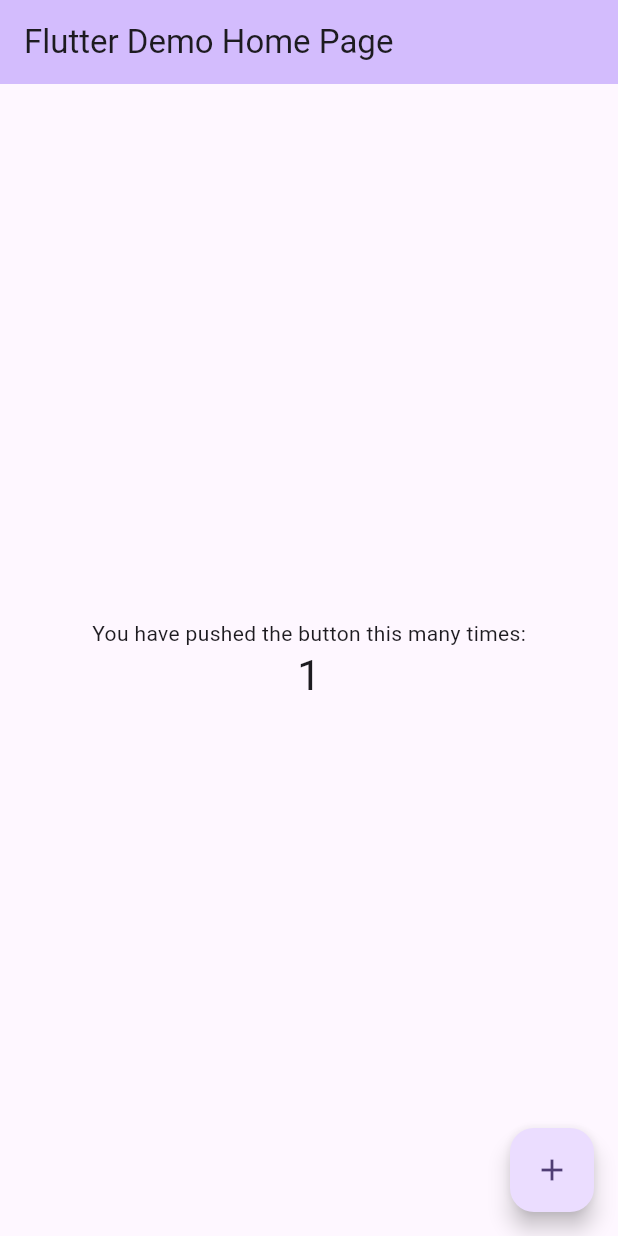
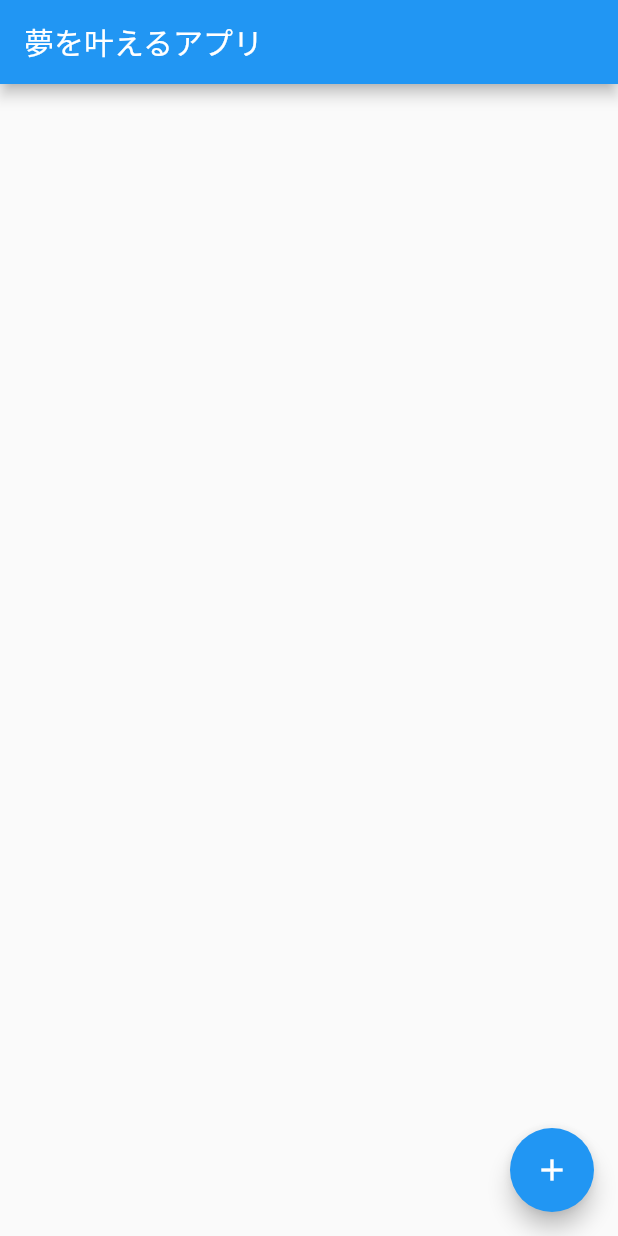
Before and after one commit to sugijotaro/dream_comes_true, a Flutter app: the screen it shows after launch, after a tap on the "add" icon, on a phone screen of 412 x 824 dp. Run offline on Flutter 3.47's test engine with Material 2 defaults, Android fonts, the phone set to English and light mode, and no system bars; our stand-ins replace cloud_firestore, firebase_core; accounts and stored records are empty; network calls fail; statements that could not run were skipped.

Commit message:
必要ファイルを作成

```diff
--- a/lib/main.dart
+++ b/lib/main.dart
@@ -1,125 +1,25 @@
 import 'package:flutter/material.dart';
+import 'package:firebase_core/firebase_core.dart';
+import 'views/home_page.dart';
+import 'firebase_options.dart';
 
-void main() {
-  runApp(const MyApp());
+void main() async {
+  WidgetsFlutterBinding.ensureInitialized();
+  await Firebase.initializeApp(
+    options: DefaultFirebaseOptions.currentPlatform,
+  );
+  runApp(MyApp());
 }
 
 class MyApp extends StatelessWidget {
-  const MyApp({super.key});
-
-  // This widget is the root of your application.
   @override
   Widget build(BuildContext context) {
     return MaterialApp(
-      title: 'Flutter Demo',
+      title: '夢を叶えるアプリ',
       theme: ThemeData(
-        // This is the theme of your application.
-        //
-        // TRY THIS: Try running your application with "flutter run". You'll see
-        // the application has a blue toolbar. Then, without quitting the app,
-        // try changing the seedColor in the colorScheme below to Colors.green
-        // and then invoke "hot reload" (save your changes or press the "hot
-        // reload" button in a Flutter-supported IDE, or press "r" if you used
-        // the command line to start the app).
-        //
-        // Notice that the counter didn't reset back to zero; the application
-        // state is not lost during the reload. To reset the state, use hot
-        // restart instead.
-        //
-        // This works for code too, not just values: Most code changes can be
-        // tested with just a hot reload.
-        colorScheme: ColorScheme.fromSeed(seedColor: Colors.deepPurple),
-        useMaterial3: true,
+        primarySwatch: Colors.blue,
       ),
-      home: const MyHomePage(title: 'Flutter Demo Home Page'),
+      home: HomePage(),
     );
   }
 }
-
-class MyHomePage extends StatefulWidget {
-  const MyHomePage({super.key, required this.title});
-
-  // This widget is the home page of your application. It is stateful, meaning
-  // that it has a State object (defined below) that contains fields that affect
-  // how it looks.
-
-  // This class is the configuration for the state. It holds the values (in this
-  // case the title) provided by the parent (in this case the App widget) and
-  // used by the build method of the State. Fields in a Widget subclass are
-  // always marked "final".
-
-  final String title;
-
-  @override
-  State<MyHomePage> createState() => _MyHomePageState();
-}
-
-class _MyHomePageState extends State<MyHomePage> {
-  int _counter = 0;
-
-  void _incrementCounter() {
-    setState(() {
-      // This call to setState tells the Flutter framework that something has
-      // changed in this State, which causes it to rerun the build method below
-      // so that the display can reflect the updated values. If we changed
-      // _counter without calling setState(), then the build method would not be
-      // called again, and so nothing would appear to happen.
-      _counter++;
-    });
-  }
-
-  @override
-  Widget build(BuildContext context) {
-    // This method is rerun every time setState is called, for instance as done
-    // by the _incrementCounter method above.
-    //
-    // The Flutter framework has been optimized to make rerunning build methods
-    // fast, so that you can just rebuild anything that needs updating rather
-    // than having to individually change instances of widgets.
-    return Scaffold(
-      appBar: AppBar(
-        // TRY THIS: Try changing the color here to a specific color (to
-        // Colors.amber, perhaps?) and trigger a hot reload to see the AppBar
-        // change color while the other colors stay the same.
-        backgroundColor: Theme.of(context).colorScheme.inversePrimary,
-        // Here we take the value from the MyHomePage object that was created by
-        // the App.build method, and use it to set our appbar title.
-        title: Text(widget.title),
-      ),
-      body: Center(
-        // Center is a layout widget. It takes a single child and positions it
-        // in the middle of the parent.
-        child: Column(
-          // Column is also a layout widget. It takes a list of children and
-          // arranges them vertically. By default, it sizes itself to fit its
-          // children horizontally, and tries to be as tall as its parent.
-          //
-          // Column has various properties to control how it sizes itself and
-          // how it positions its children. Here we use mainAxisAlignment to
-          // center the children vertically; the main axis here is the vertical
-          // axis because Columns are vertical (the cross axis would be
-          // horizontal).
-          //
-          // TRY THIS: Invoke "debug painting" (choose the "Toggle Debug Paint"
-          // action in the IDE, or press "p" in the console), to see the
-          // wireframe for each widget.
-          mainAxisAlignment: MainAxisAlignment.center,
-          children: <Widget>[
-            const Text(
-              'You have pushed the button this many times:',
-            ),
-            Text(
-              '$_counter',
-              style: Theme.of(context).textTheme.headlineMedium,
-            ),
-          ],
-        ),
-      ),
-      floatingActionButton: FloatingActionButton(
-        onPressed: _incrementCounter,
-        tooltip: 'Increment',
-        child: const Icon(Icons.add),
-      ), // This trailing comma makes auto-formatting nicer for build methods.
-    );
-  }
-}
--- /dev/null
+++ b/lib/models/post.dart
@@ -0,0 +1,15 @@
+class Post {
+  final String memberId;
+  final String wish;
+  final String originalImageUrl;
+  final String fulfilledImageUrl;
+  final DateTime postedDate;
+
+  Post({
+    required this.memberId,
+    required this.wish,
+    required this.originalImageUrl,
+    required this.fulfilledImageUrl,
+    required this.postedDate,
+  });
+}
--- /dev/null
+++ b/lib/services/firebase_service.dart
@@ -0,0 +1,14 @@
+import 'package:cloud_firestore/cloud_firestore.dart';
+import 'package:dream_comes_true/models/post.dart';
+
+class FirebaseService {
+  final FirebaseFirestore _firestore = FirebaseFirestore.instance;
+
+  List<Post> getPosts() {
+    // Firebaseからデータを取得してPostモデルのリストとして返すロジック
+    // この例は仮の実装です
+    return [];
+  }
+
+  // その他、投稿の保存や更新などのメソッドを追加
+}
--- /dev/null
+++ b/lib/viewmodels/home_viewmodel.dart
@@ -0,0 +1,8 @@
+import 'package:dream_comes_true/models/post.dart';
+import 'package:dream_comes_true/services/firebase_service.dart';
+
+class HomeViewModel {
+  final FirebaseService _firebaseService = FirebaseService();
+
+  List<Post> get posts => _firebaseService.getPosts(); // 仮の実装です
+}
--- /dev/null
+++ b/lib/views/home_page.dart
@@ -0,0 +1,29 @@
+import 'package:flutter/material.dart';
+import 'package:dream_comes_true/viewmodels/home_viewmodel.dart';
+import 'package:dream_comes_true/widgets/post_list_item.dart';
+
+class HomePage extends StatelessWidget {
+  @override
+  Widget build(BuildContext context) {
+    // ViewModelを使ってデータを取得
+    // (ProviderやRiverpodを使ってインスタンス化・取得)
+    final viewModel = HomeViewModel();
+
+    return Scaffold(
+      appBar: AppBar(title: Text("夢を叶えるアプリ")),
+      body: ListView.builder(
+        itemCount: viewModel.posts.length,
+        itemBuilder: (context, index) {
+          final post = viewModel.posts[index];
+          return PostListItem(post: post);
+        },
+      ),
+      floatingActionButton: FloatingActionButton(
+        onPressed: () {
+          // 新しい投稿画面へ遷移
+        },
+        child: Icon(Icons.add),
+      ),
+    );
+  }
+}
```
Also changed, not shown: lib/views/new_post_page.dart (added, +30 -0 lines), lib/views/post_details_page.dart (added, +22 -0 lines), lib/widgets/post_list_item.dart (added, +18 -0 lines), pubspec.yaml (+8 -4 lines), lib/firebase_options.dart (added), lib/utils/constants.dart (added), 11 other files.
